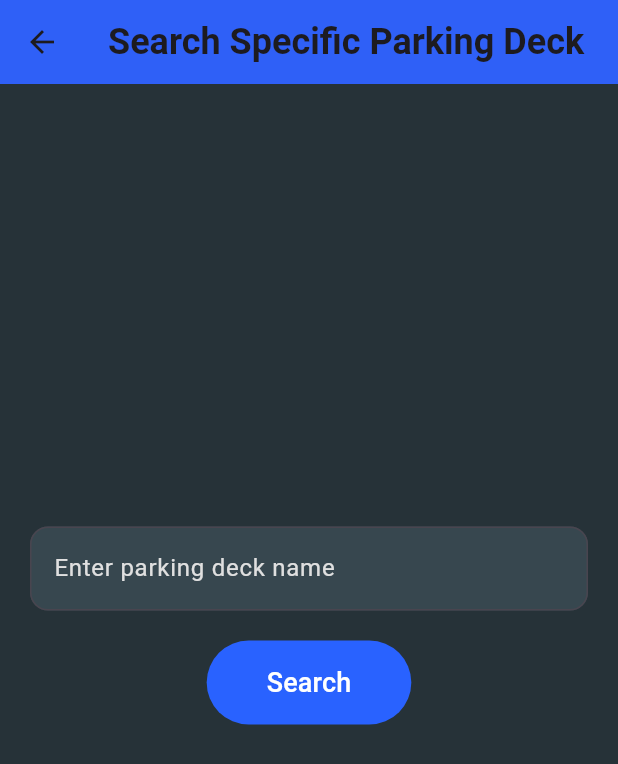
After one commit to KrishnaDOS/ParkNet_Digital, a Flutter app: the SpecificParkingDeckScreen screen opened by its route, on a phone screen of 412 x 824 dp. The commit adds this screen. Shown: the top 764 px of the screen. Run offline on Flutter 3.47's test engine with Material 3 defaults, Android fonts, the phone set to English and light mode, and no system bars; our stand-ins replace cloud_firestore, firebase_auth, firebase_core, geolocator; accounts and stored records are empty.

Commit message:
fixed registering bug and implemented search specific parking deck

```diff
--- a/parkgsu/lib/main.dart
+++ b/parkgsu/lib/main.dart
@@ -6,6 +6,7 @@ import 'login.dart';
 import 'dashboard.dart';
 import 'parking_reservation.dart';
 import 'nearest_parking_deck.dart';
+import 'specific_parking_deck.dart';
 
 void main() async {
   WidgetsFlutterBinding.ensureInitialized();
@@ -30,7 +31,7 @@ class MyApp extends StatelessWidget {
         '/dashboard': (context) => Dashboard(),
         '/parkingReservation': (context) => ParkingReservation(),
         '/nearestParkingDeck': (context) => NearestParkingDeckScreen(),
-        // '/specificParkingDeck': (context) => SpecificParkingDeckScreen(),
+        '/specificParkingDeck': (context) => SpecificParkingDeckScreen(),
       },
     );
   }
--- /dev/null
+++ b/parkgsu/lib/specific_parking_deck.dart
@@ -0,0 +1,126 @@
+import 'package:flutter/material.dart';
+import 'package:cloud_firestore/cloud_firestore.dart';
+
+class SpecificParkingDeckScreen extends StatefulWidget {
+  @override
+  _SpecificParkingDeckScreenState createState() => _SpecificParkingDeckScreenState();
+}
+
+class _SpecificParkingDeckScreenState extends State<SpecificParkingDeckScreen> {
+  TextEditingController _searchController = TextEditingController();
+  String _deckName = '';
+  String _deckInfo = '';
+  bool _isLoading = false;
+
+  Future<void> _searchParkingDeck() async {
+    setState(() {
+      _isLoading = true;
+      _deckInfo = '';
+    });
+
+    var collection = FirebaseFirestore.instance.collection('parkingDecks');
+
+    try {
+      var querySnapshot = await collection.where('deck_name', isEqualTo: _deckName).get();
+
+      if (querySnapshot.docs.isNotEmpty) {
+        var deckData = querySnapshot.docs.first.data();
+        var parkingSpotsCollection = collection.doc(querySnapshot.docs.first.id).collection('parkingSpots');
+        var parkingSpotsSnapshot = await parkingSpotsCollection.get();
+
+        List<String> spotsDetails = [];
+        for (var spot in parkingSpotsSnapshot.docs) {
+          var spotData = spot.data();
+          spotsDetails.add('Spot ID: ${spot.id}, Level: ${spotData['level_no']}');
+        }
+
+        setState(() {
+          _deckInfo =
+              'Parking Deck Name: ${deckData['deck_name']}\n'
+              'Admin ID: ${deckData['admin_id']}\n'
+              'Created At: ${deckData['created_at']}\n'
+              'Level Count: ${deckData['level_count']}\n'
+              'Location ID: ${deckData['location_id']}\n'
+              'Spot Count: ${deckData['spot_count']}\n\n'
+              'Parking Spots:\n${spotsDetails.join('\n')}';
+        });
+      } else {
+        setState(() {
+          _deckInfo = 'No parking deck found with that name.';
+        });
+      }
+    } catch (e) {
+      setState(() {
+        _deckInfo = 'Error fetching data. Please try again.';
+      });
+    } finally {
+      setState(() {
+        _isLoading = false;
+      });
+    }
+  }
+
+  @override
+  Widget build(BuildContext context) {
+    return Scaffold(
+      backgroundColor: Colors.blueGrey[900],
+      appBar: AppBar(
+        title: const Text(
+          'Search Specific Parking Deck',
+          style: TextStyle(fontSize: 24, fontWeight: FontWeight.bold),
+        ),
+        centerTitle: true,
+        backgroundColor: Colors.blueAccent[700],
+        elevation: 4,
+      ),
+      body: Padding(
+        padding: const EdgeInsets.all(20.0),
+        child: Column(
+          mainAxisAlignment: MainAxisAlignment.center,
+          children: [
+            TextField(
+              controller: _searchController,
+              decoration: InputDecoration(
+                hintText: 'Enter parking deck name',
+                hintStyle: TextStyle(color: Colors.grey[300]),
+                filled: true,
+                fillColor: Colors.blueGrey[800],
+                border: OutlineInputBorder(
+                  borderRadius: BorderRadius.circular(12),
+                ),
+              ),
+              style: TextStyle(color: Colors.white),
+              onChanged: (value) {
+                _deckName = value.trim();
+                setState(() {});
+              },
+            ),
+            SizedBox(height: 20),
+            ElevatedButton(
+              onPressed: _deckName.isNotEmpty && !_isLoading ? _searchParkingDeck : null,
+              style: ButtonStyle(
+                backgroundColor: WidgetStateProperty.all(Colors.blueAccent[700]), // Dark blue color
+                foregroundColor: WidgetStateProperty.all(Colors.white),
+                padding: WidgetStateProperty.all(EdgeInsets.symmetric(horizontal: 40, vertical: 15)),
+              ),
+              child: Text(
+                _isLoading ? 'Searching...' : 'Search',
+                style: TextStyle(fontSize: 18),
+              ),
+            ),
+            SizedBox(height: 20),
+            Text(
+              _deckInfo,
+              style: TextStyle(
+                fontSize: 18,
+                color: Colors.white,
+                fontWeight: FontWeight.w500,
+              ),
+              textAlign: TextAlign.center,
+            ),
+          ],
+        ),
+      ),
+    );
+  }
+}
```
Also changed, not shown: parkgsu/lib/registration.dart (+12 -3 lines).
